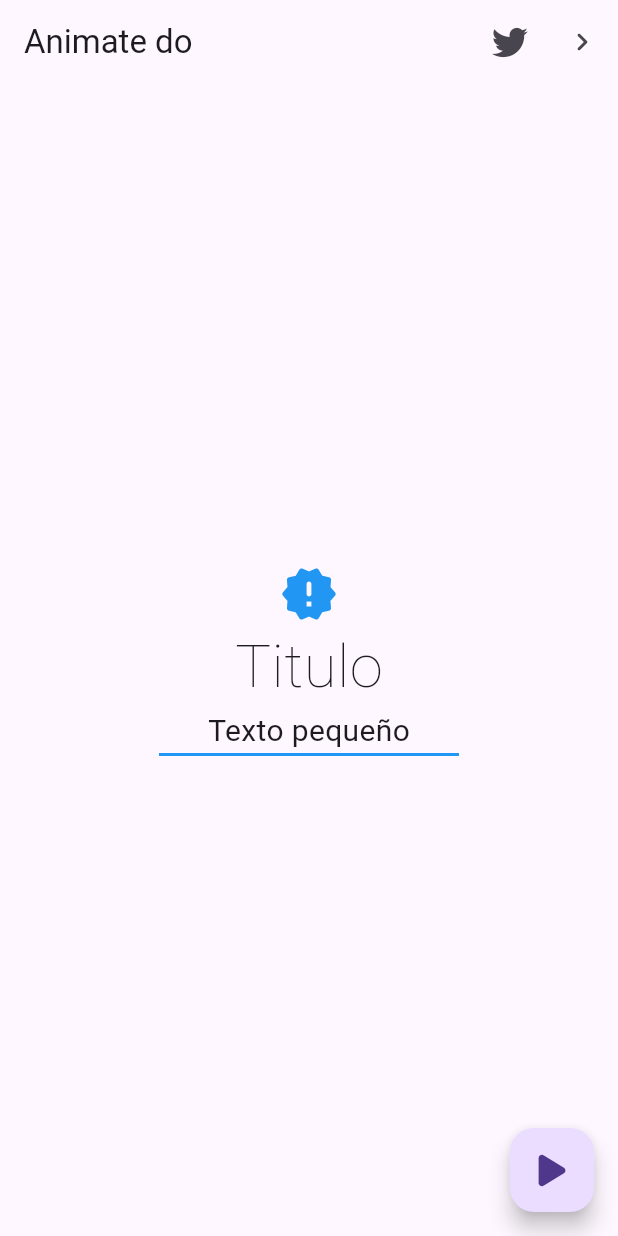
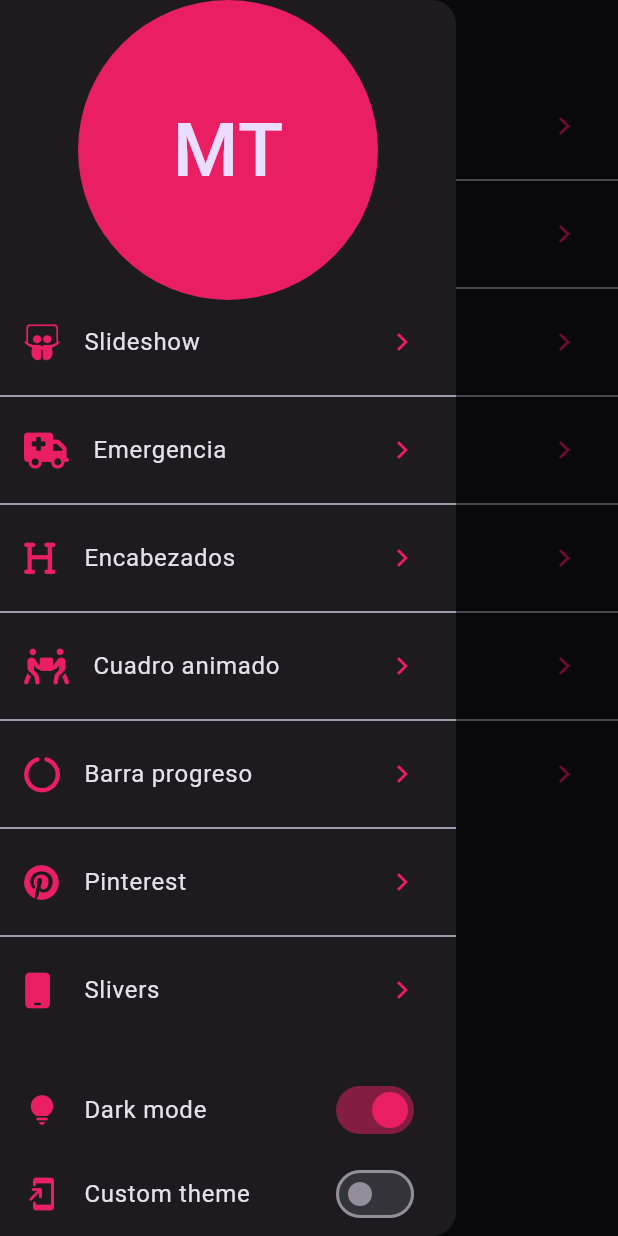
Before and after one commit to marcelaTrujilloToro/advance-flutter, a Flutter app: the screen it shows after launch, with the side drawer open (before the commit the screen has no drawer), on a phone screen of 412 x 824 dp. Run offline on Flutter 3.47's test engine with Material 3 defaults, Android fonts, the phone set to English and light mode, and no system bars; our stand-ins replace animate_do, flutter_svg, font_awesome_flutter.

Commit message:
feat: themes

```diff
--- a/lib/main.dart
+++ b/lib/main.dart
@@ -1,19 +1,13 @@
-import 'package:disenos/src/pages/page_one.dart';
+import 'package:disenos/src/pages/launcher_page.dart';
+import 'package:disenos/src/theme/theme_changer.dart';
 import 'package:flutter/material.dart';
-
-// import 'package:disenos/src/pages/sliver_list_page.dart';
-// import 'package:disenos/src/pages/emergency_page.dart';
-// import 'package:disenos/src/pages/pinterest_page.dart';
-// import 'package:disenos/src/pages/slideshow_page.dart';
-// import 'package:disenos/src/labs/slideshow_page.dart';
-// import 'package:disenos/src/pages/circular_graphics_page.dart';
-// import 'package:disenos/src/labs/circular_progress_page.dart';
-// import 'package:disenos/src/challenge/cuadrado_animado_page.dart';
-// import 'package:disenos/src/pages/animations_page.dart';
-// import 'package:disenos/src/pages/headers_page.dart';
+import 'package:provider/provider.dart';
 
 void main() {
-  runApp(const MainApp());
+  runApp(ChangeNotifierProvider(
+    create: (_) => ThemeChanger(2),
+    child: const MainApp(),
+  ));
 }
 
 class MainApp extends StatelessWidget {
@@ -21,10 +15,13 @@ class MainApp extends StatelessWidget {
 
   @override
   Widget build(BuildContext context) {
-    return const MaterialApp(
+    final currentTheme = Provider.of<ThemeChanger>(context).currentTheme;
+
+    return MaterialApp(
+      theme: currentTheme,
       debugShowCheckedModeBanner: false,
       title: 'Diseños App',
-      home: PageOne(),
+      home: const LauncherPage(),
     );
   }
 }
--- /dev/null
+++ b/lib/src/pages/launcher_page.dart
@@ -0,0 +1,130 @@
+// ignore_for_file: avoid_unnecessary_containers
+
+import 'package:disenos/src/theme/theme_changer.dart';
+import 'package:flutter/cupertino.dart';
+import 'package:flutter/material.dart';
+import 'package:flutter/widgets.dart';
+import 'package:font_awesome_flutter/font_awesome_flutter.dart';
+
+import 'package:disenos/src/routes/routes.dart';
+import 'package:provider/provider.dart';
+
+class LauncherPage extends StatelessWidget {
+  const LauncherPage({super.key});
+
+  @override
+  Widget build(BuildContext context) {
+    return Scaffold(
+      appBar: AppBar(
+        title: const Text('Diseños de Flutter'),
+      ),
+      body: _ListOptions(),
+      drawer: _PrincipalMenu(),
+    );
+  }
+}
+
+class _ListOptions extends StatelessWidget {
+  @override
+  Widget build(BuildContext context) {
+    final appTheme = Provider.of<ThemeChanger>(context).currentTheme;
+
+    return ListView.separated(
+      physics: const BouncingScrollPhysics(),
+      separatorBuilder: (context, index) => Divider(
+        color: appTheme.colorScheme.secondary,
+      ),
+      itemCount: pageRoutes.length,
+      itemBuilder: (context, index) => ListTile(
+        leading: FaIcon(
+          pageRoutes[index].icon,
+          color: appTheme.primaryColor,
+        ),
+        title: Text(pageRoutes[index].title),
+        trailing: Icon(
+          Icons.chevron_right,
+          color: appTheme.primaryColor,
+        ),
+        onTap: () {
+          Navigator.push(
+              context,
+              CupertinoPageRoute(
+                builder: (BuildContext context) => pageRoutes[index].page,
+              ));
+        },
+      ),
+    );
+  }
+}
+
+class _PrincipalMenu extends StatelessWidget {
+  @override
+  Widget build(BuildContext context) {
+    final appTheme = Provider.of<ThemeChanger>(context);
+
+    final accentColor = appTheme.currentTheme.primaryColor;
+
+    return Drawer(
+      child: Container(
+        child: Column(
+          children: [
+            SafeArea(
+              child: SizedBox(
+                width: double.infinity,
+                height: 200,
+                child: CircleAvatar(
+                  backgroundColor: accentColor,
+                  child: const Text(
+                    'MT',
+                    style: TextStyle(fontSize: 50),
+                  ),
+                ),
+              ),
+            ),
+
+            //
+            Expanded(child: _ListOptions()),
+
+            //
+            ListTile(
+              leading: Icon(
+                Icons.lightbulb_rounded,
+                color: appTheme.currentTheme.primaryColor,
+              ),
+              title: const Text('Dark mode'),
+              trailing: Switch.adaptive(
+                activeColor: accentColor,
+                value: appTheme.darkTheme,
+                onChanged: (value) {
+                  appTheme.darkTheme = value;
+                },
+              ),
+            ),
+
+            //
+            SafeArea(
+              bottom: true,
+              top: false,
+              left: false,
+              right: false,
+              child: ListTile(
+                leading: Icon(
+                  Icons.add_to_home_screen_rounded,
+                  color: accentColor,
+                ),
+                title: const Text('Custom theme'),
+                trailing: Switch.adaptive(
+                  activeColor: accentColor,
+                  value: appTheme.customTheme,
+                  onChanged: (value) {
+                    appTheme.customTheme = value;
+                  },
+                ),
+              ),
+            )
+          ],
+        ),
+      ),
+    );
+  }
+}
--- /dev/null
+++ b/lib/src/routes/routes.dart
@@ -0,0 +1,60 @@
+import 'package:flutter/material.dart';
+import 'package:font_awesome_flutter/font_awesome_flutter.dart';
+
+import 'package:disenos/src/challenge/cuadrado_animado_page.dart';
+import 'package:disenos/src/pages/circular_graphics_page.dart';
+import 'package:disenos/src/pages/emergency_page.dart';
+import 'package:disenos/src/pages/headers_page.dart';
+import 'package:disenos/src/pages/pinterest_page.dart';
+import 'package:disenos/src/pages/slideshow_page.dart';
+import 'package:disenos/src/pages/sliver_list_page.dart';
+
+final pageRoutes = <_Route>[
+  _Route(
+    icon: FontAwesomeIcons.slideshare,
+    title: 'Slideshow',
+    page: const SlideshowPage(),
+  ),
+  _Route(
+    icon: FontAwesomeIcons.truckMedical,
+    title: 'Emergencia',
+    page: const EmergencyPage(),
+  ),
+  _Route(
+    icon: FontAwesomeIcons.heading,
+    title: 'Encabezados',
+    page: const HeadersPage(),
+  ),
+  _Route(
+    icon: FontAwesomeIcons.peopleCarryBox,
+    title: 'Cuadro animado',
+    page: const CuadradoAnimagoPage(),
+  ),
+  _Route(
+    icon: FontAwesomeIcons.circleNotch,
+    title: 'Barra progreso',
+    page: const CircularGraphicsPage(),
+  ),
+  _Route(
+    icon: FontAwesomeIcons.pinterest,
+    title: 'Pinterest',
+    page: const PinterestPage(),
+  ),
+  _Route(
+    icon: FontAwesomeIcons.mobile,
+    title: 'Slivers',
+    page: const SliverListPage(),
+  ),
+];
+
+class _Route {
+  final IconData icon;
+  final String title;
+  final Widget page;
+
+  _Route({
+    required this.icon,
+    required this.title,
+    required this.page,
+  });
+}
--- /dev/null
+++ b/lib/src/theme/theme_changer.dart
@@ -0,0 +1,68 @@
+import 'package:flutter/material.dart';
+
+class ThemeChanger with ChangeNotifier {
+  bool _darkTheme = false;
+  bool _customTheme = false;
+
+  ThemeData _currentTheme = ThemeData.light();
+
+  bool get darkTheme => _darkTheme;
+  bool get customTheme => _customTheme;
+  ThemeData get currentTheme => _currentTheme;
+
+  ThemeChanger(int theme) {
+    switch (theme) {
+      case 1:
+        _darkTheme = false;
+        _customTheme = false;
+        _currentTheme = ThemeData.light();
+
+        break;
+
+      case 2:
+        _darkTheme = true;
+        _customTheme = false;
+        _currentTheme = ThemeData.dark().copyWith(primaryColor: Colors.pink);
+
+        break;
+
+      case 3:
+        _darkTheme = false;
+        _customTheme = true;
+
+        break;
+      default:
+    }
+  }
+
+  set darkTheme(bool value) {
+    _customTheme = false;
+    _darkTheme = value;
+
+    if (value) {
+      _currentTheme = ThemeData.dark();
+    } else {
+      _currentTheme = ThemeData.light();
+    }
+
+    notifyListeners();
+  }
+
+  set customTheme(bool value) {
+    _customTheme = value;
+    _darkTheme = false;
+
+    if (value) {
+      _currentTheme = ThemeData.dark().copyWith(
+          primaryColor: const Color(0xff48a0eb),
+          primaryColorLight: Colors.white,
+          scaffoldBackgroundColor: const Color(0xff16202b),
+          textTheme:
+              const TextTheme(bodyMedium: TextStyle(color: Colors.white)));
+    } else {
+      _currentTheme = ThemeData.light();
+    }
+
+    notifyListeners();
+  }
+}
```
Also changed, not shown: lib/src/pages/circular_graphics_page.dart (+10 -5 lines), lib/src/pages/headers_page.dart (+6 -2 lines), lib/src/pages/pinterest_page.dart (+5 -2 lines), lib/src/pages/slideshow_page.dart (+6 -1 lines), lib/src/pages/sliver_list_page.dart (+30 -11 lines), lib/src/widgets/headers.dart (+10 -3 lines), 1 other file.
